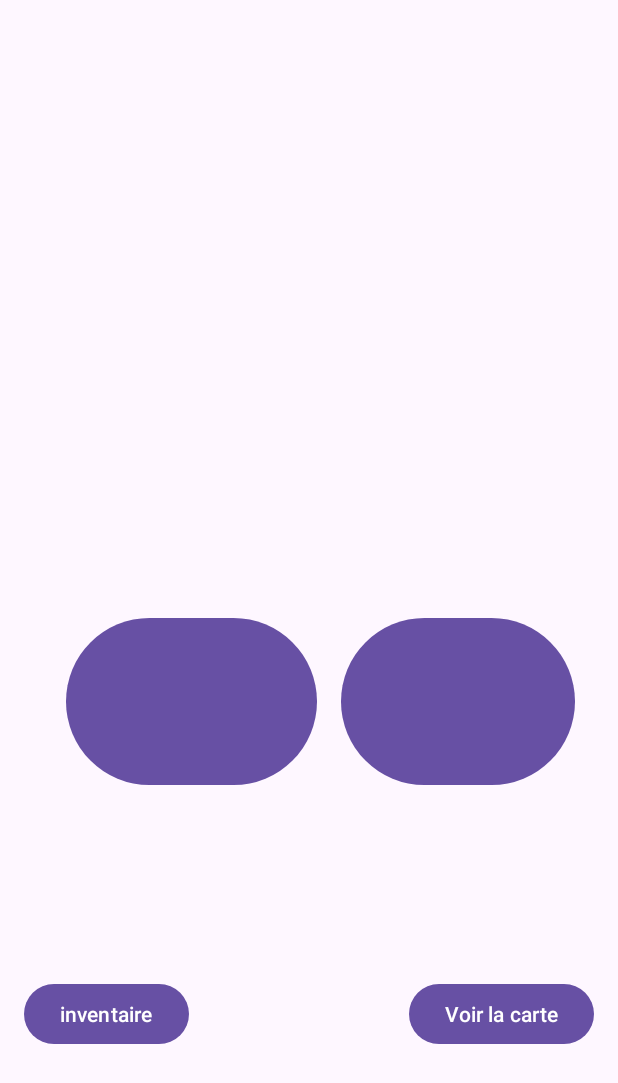
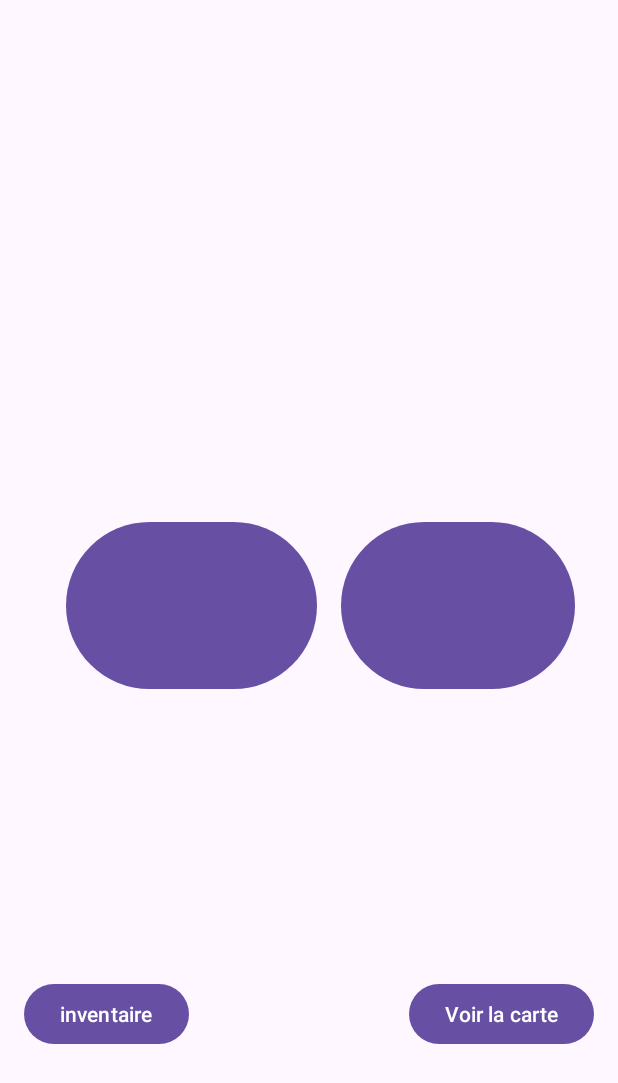
Before and after one commit to nathanremond/ProjetNathanJilenKave, an Android app: the SceneActivity screen opened directly, with no data from a screen before it, on a phone screen of 412 x 824 dp. Shown: the top 1083 px of the screen. Run offline under Robolectric (Android 15) with nearby library versions, the phone set to English and light mode, and no system bars; 4 statements that could not run were skipped.

Commit message:
fix: correction affichage boutons + affichage textes (#29)

```diff
--- a/app/src/main/res/layout/activity_scene.xml
+++ b/app/src/main/res/layout/activity_scene.xml
@@ -12,6 +12,7 @@
         android:layout_width="307dp"
         android:layout_height="300dp"
         android:layout_marginTop="44dp"
+        android:textSize="16sp"
         app:layout_constraintEnd_toEndOf="parent"
         app:layout_constraintStart_toStartOf="parent"
         app:layout_constraintTop_toTopOf="parent" />
@@ -43,26 +44,33 @@
         android:layout_width="167dp"
         android:layout_height="119dp"
         android:layout_marginStart="44dp"
-        android:layout_marginTop="64dp"
         app:layout_constraintStart_toStartOf="parent"
-        app:layout_constraintTop_toBottomOf="@+id/TextScene" />
+        app:layout_constraintTop_toBottomOf="@+id/btnContinueFight" />
 
     <Button
         android:id="@+id/btnChoice2"
         android:layout_width="156dp"
         android:layout_height="119dp"
         android:layout_marginStart="16dp"
-        android:layout_marginTop="64dp"
         app:layout_constraintStart_toEndOf="@+id/btnChoice1"
-        app:layout_constraintTop_toBottomOf="@+id/TextScene" />
+        app:layout_constraintTop_toBottomOf="@+id/btnContinueFight" />
 
     <TextView
         android:id="@+id/messageFight"
-        android:layout_width="130dp"
-        android:layout_height="59dp"
-        android:layout_marginStart="140dp"
-        android:layout_marginTop="36dp"
-        android:text="TextView"
+        android:layout_width="198dp"
+        android:layout_height="90dp"
+        android:layout_marginStart="116dp"
+        android:layout_marginTop="20dp"
         app:layout_constraintStart_toStartOf="parent"
         app:layout_constraintTop_toBottomOf="@+id/btnChoice1" />
+
+    <Button
+        android:id="@+id/btnContinueFight"
+        android:layout_width="122dp"
+        android:layout_height="49dp"
+        android:layout_marginStart="157dp"
+        android:layout_marginTop="9dp"
+        android:text="Continuer"
+        app:layout_constraintStart_toStartOf="parent"
+        app:layout_constraintTop_toBottomOf="@+id/TextScene" />
 </androidx.constraintlayout.widget.ConstraintLayout>
--- a/app/src/main/res/raw/island.json
+++ b/app/src/main/res/raw/island.json
@@ -16,7 +16,7 @@
     "fight": "yes",
     "status": "alive",
     "image": "",
-    "event": "",
+    "event": "ogre",
     "parentId": "1"
   },
   {
@@ -26,7 +26,7 @@
     "fight": "yes",
     "status": "alive",
     "image": "",
-    "event": "",
+    "event": "dragon",
     "parentId": "1"
   },
   {
@@ -86,7 +86,7 @@
     "fight": "yes",
     "status": "alive",
     "image": "",
-    "event": "",
+    "event": "ogre",
     "parentId": "5"
   },
   {
```
Also changed, not shown: app/src/main/java/com/example/projetnathanjilenkave/SceneActivity.java (+95 -60 lines).
